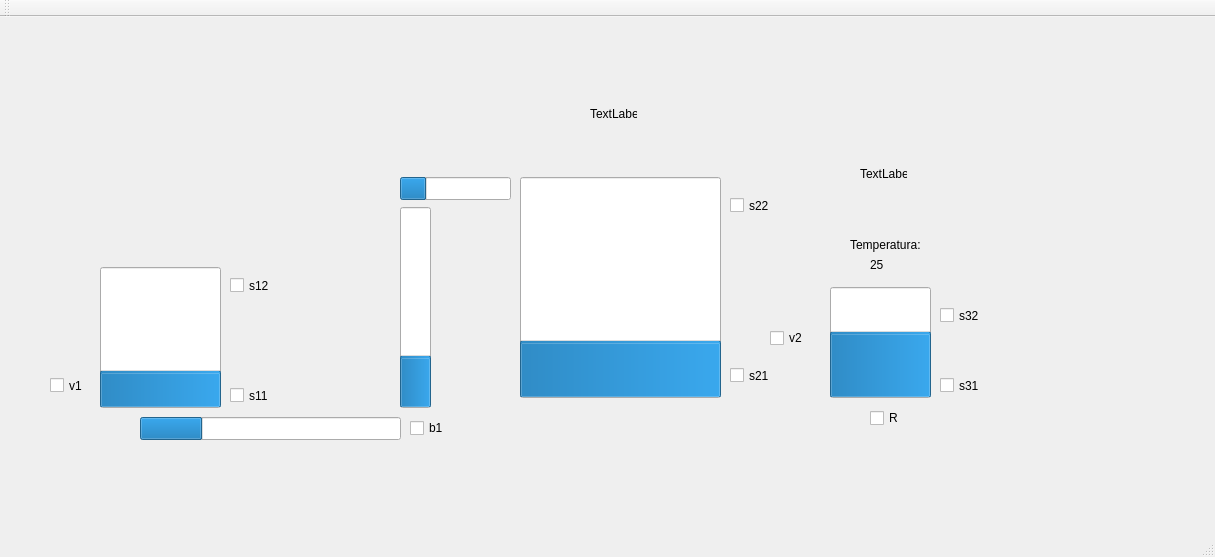
Qt form Automacao Predial/Qt_gui/pp_gui/mainwindow.ui (lucas-medeiros/Automacao-Predial) before a commit.
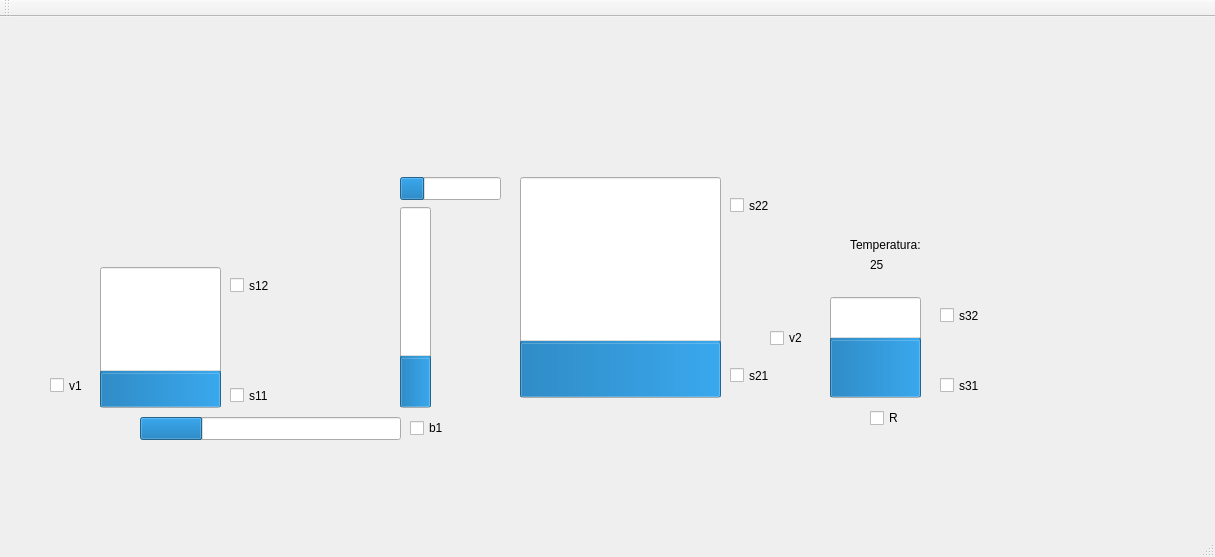
The same form after that commit.

The edit to the form file:
```diff
--- a/Automacao Predial/Qt_gui/pp_gui/mainwindow.ui
+++ b/Automacao Predial/Qt_gui/pp_gui/mainwindow.ui
@@ -125,7 +125,7 @@
      <rect>
       <x>400</x>
       <y>160</y>
-      <width>111</width>
+      <width>101</width>
       <height>23</height>
      </rect>
     </property>
@@ -185,9 +185,9 @@
     <property name="geometry">
      <rect>
       <x>830</x>
-      <y>270</y>
-      <width>101</width>
-      <height>111</height>
+      <y>280</y>
+      <width>91</width>
+      <height>101</height>
      </rect>
     </property>
     <property name="maximum">
@@ -291,7 +291,7 @@
      </rect>
     </property>
     <property name="text">
-     <string>TextLabel</string>
+     <string/>
     </property>
    </widget>
    <widget class="QLabel" name="label_niveltanque3">
@@ -304,7 +304,7 @@
      </rect>
     </property>
     <property name="text">
-     <string>TextLabel</string>
+     <string/>
     </property>
    </widget>
   </widget>
```
Left out of the diff: 2 changed lines with no effect on the pictures.
